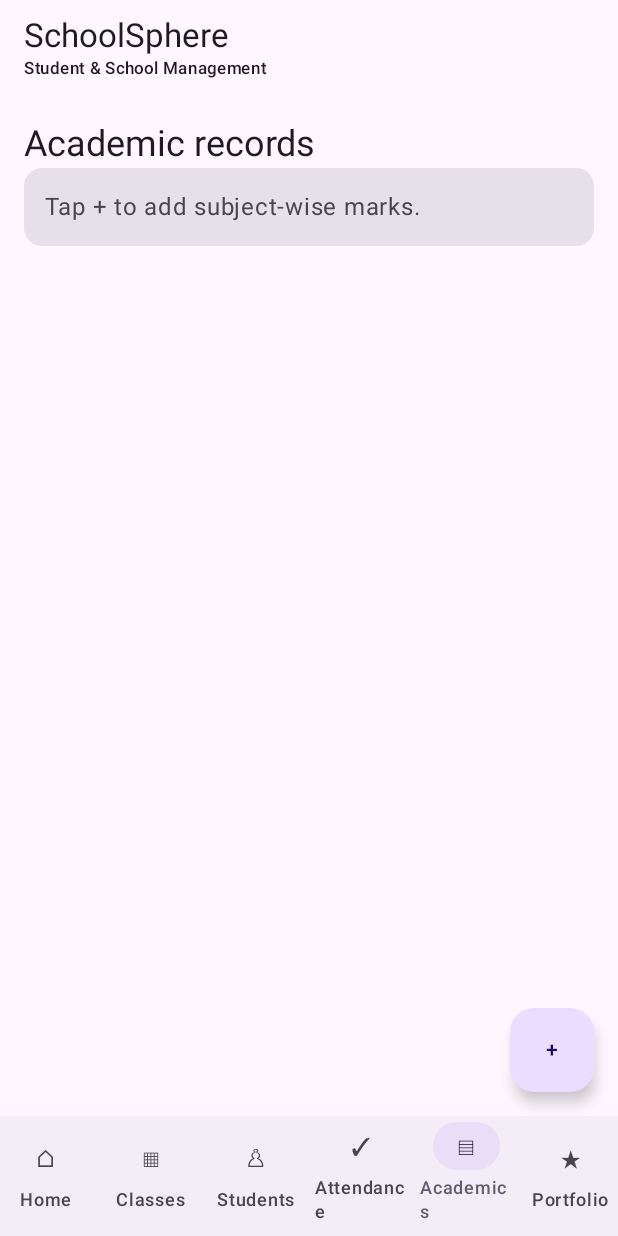
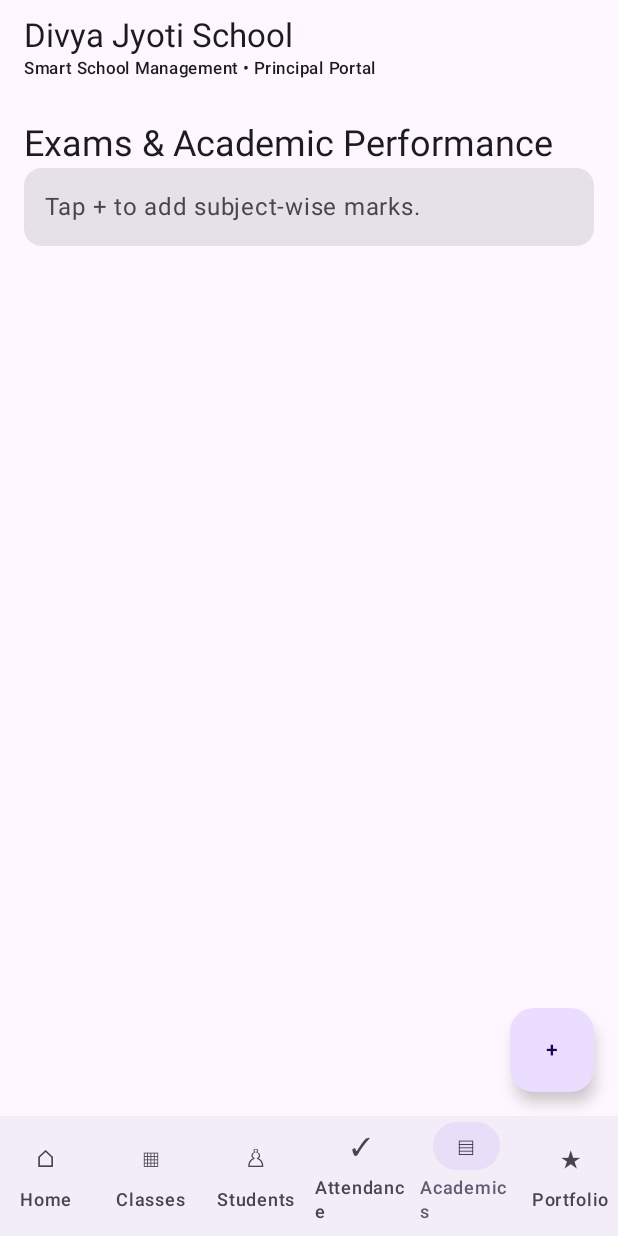
Before and after one commit to vicky251192-spec/Apkkk, an Android app built with Jetpack Compose: the screen it shows after launch (MainActivity), item 5 of the bottom bar chosen, on a phone screen of 412 x 824 dp. Run offline under Robolectric (Android 15) with nearby library versions, the phone set to English and light mode, and no system bars.

Commit message:
Brand app as Divya Jyoti School and refine principal dashboard

```diff
--- a/app/src/main/java/com/schoolsphere/app/MainActivity.kt
+++ b/app/src/main/java/com/schoolsphere/app/MainActivity.kt
@@ -73,25 +73,25 @@ class MainActivity:ComponentActivity(){override fun onCreate(savedInstanceState:
  val classMarks=remember(refresh,selectedGrade,selectedSection){db.attendanceForClass(selectedGrade,selectedSection,today)}
  val classAcademic=remember(refresh,selectedGrade,selectedSection){db.academicsForClass(selectedGrade,selectedSection)}
  MaterialTheme{
-  Scaffold(topBar={TopAppBar(title={Column{Text("SchoolSphere",style=MaterialTheme.typography.titleLarge);Text("Student & School Management",style=MaterialTheme.typography.labelSmall)}})},
+  Scaffold(topBar={TopAppBar(title={Column{Text("Divya Jyoti School",style=MaterialTheme.typography.titleLarge);Text("Smart School Management • Principal Portal",style=MaterialTheme.typography.labelSmall)}})},
    bottomBar={NavigationBar{Page.values().filter{it!=Page.ClassDetail}.forEach{p->NavigationBarItem(selected=page==p,onClick={page=p},icon={Text(when(p){Page.Home->"⌂";Page.Classes->"▦";Page.ClassDetail->"▣";Page.Students->"♙";Page.Attendance->"✓";Page.Academics->"▤";Page.Portfolio->"★"})},label={Text(p.label)})}}},
    floatingActionButton={if(page==Page.Students||page==Page.Academics||page==Page.Portfolio)FloatingActionButton(onClick={dialog=when(page){Page.Students->"student";Page.Academics->"academic";Page.Portfolio->"portfolio";else->""}}){Text("+")}}){pad->
    Column(Modifier.padding(pad).fillMaxSize().padding(16.dp)){
     when(page){
      Page.Home->{
-      Text("School Dashboard",style=MaterialTheme.typography.headlineSmall)
-      Text("A quick overview of your school",color=MaterialTheme.colorScheme.onSurfaceVariant)
+      Text("Principal Dashboard",style=MaterialTheme.typography.headlineSmall)
+      Text("Divya Jyoti School • Your school at a glance",color=MaterialTheme.colorScheme.onSurfaceVariant)
       Spacer(Modifier.height(12.dp))
       Row(horizontalArrangement=Arrangement.spacedBy(8.dp)){Stat("Total students",db.count("students").toString(),Modifier.weight(1f));Stat("Classes",classes.size.toString(),Modifier.weight(1f))}
       Row(horizontalArrangement=Arrangement.spacedBy(8.dp)){Stat("Present today",marks.values.count{it=="Present"}.toString(),Modifier.weight(1f));Stat("Absent today",marks.values.count{it=="Absent"}.toString(),Modifier.weight(1f))}
       Row(horizontalArrangement=Arrangement.spacedBy(8.dp)){Stat("Exam records",db.count("academics").toString(),Modifier.weight(1f));Stat("Portfolio",db.count("portfolio").toString(),Modifier.weight(1f))}
       Spacer(Modifier.height(16.dp))
-      Button(onClick={page=Page.Classes},Modifier.fillMaxWidth()){Text("Open class-wise dashboard")}
-      OutlinedButton(onClick={page=Page.Attendance},Modifier.fillMaxWidth()){Text("Take today's attendance")}
-      OutlinedButton(onClick={page=Page.Students},Modifier.fillMaxWidth()){Text("View all students")}
+      Button(onClick={page=Page.Classes},Modifier.fillMaxWidth()){Text("Explore class-wise dashboards")}
+      OutlinedButton(onClick={page=Page.Attendance},Modifier.fillMaxWidth()){Text("Manage daily attendance")}
+      OutlinedButton(onClick={page=Page.Students},Modifier.fillMaxWidth()){Text("Open student directory")}
      }
      Page.Classes->{
-      Text("Class-wise Dashboard",style=MaterialTheme.typography.headlineSmall)
+      Text("Class-wise Overview",style=MaterialTheme.typography.headlineSmall)
       Text("Select a class to view its students, attendance, teacher and exam records.",color=MaterialTheme.colorScheme.onSurfaceVariant)
       Spacer(Modifier.height(12.dp))
       if(classes.isEmpty())Hint("No classes yet. Add students and assign their class to create class dashboards.")
@@ -143,24 +143,24 @@ class MainActivity:ComponentActivity(){override fun onCreate(savedInstanceState:
       Text("Tip: Use Academics to add subject-wise marks and they will appear here.",style=MaterialTheme.typography.bodySmall,color=MaterialTheme.colorScheme.onSurfaceVariant)
      }
      Page.Students->{
-      Text("Student profiles",style=MaterialTheme.typography.headlineSmall)
+      Text("Student Directory",style=MaterialTheme.typography.headlineSmall)
       OutlinedTextField(search,{search=it},Modifier.fillMaxWidth(),label={Text("Search student / class / admission no.")},singleLine=true)
       val filtered=students.filter{(it.name+" "+it.admission+" "+it.grade+" "+it.section).contains(search,true)}
       Text(filtered.size.toString()+" students")
       LazyColumn{items(filtered){s->Card(Modifier.fillMaxWidth().padding(vertical=4.dp)){Column(Modifier.padding(12.dp)){Text(s.name,style=MaterialTheme.typography.titleMedium);Text("Admission: "+s.admission+" • "+s.grade+" "+s.section);Text("Gender: "+s.gender+" • DOB: "+s.dob);Text("Guardian: "+s.guardian);if(s.phone.isNotBlank())Text("Phone: "+s.phone)}}}}
      }
      Page.Attendance->{
-      Text("Daily attendance",style=MaterialTheme.typography.headlineSmall);Text("Date: "+today)
+      Text("Attendance Register",style=MaterialTheme.typography.headlineSmall);Text("Date: "+today)
       if(students.isEmpty())Hint("Add students before taking attendance.")
       LazyColumn{items(students){s->Card(Modifier.fillMaxWidth().padding(vertical=4.dp)){Column(Modifier.padding(10.dp)){Text(s.name+" • "+s.grade+" "+s.section,style=MaterialTheme.typography.titleSmall);Text("Status: "+(marks[s.id]?: "Not marked"));Row(horizontalArrangement=Arrangement.spacedBy(4.dp)){listOf("Present","Absent","Leave").forEach{status->OutlinedButton(onClick={db.addAttendance(s.id,today,status);refresh++},contentPadding=PaddingValues(horizontal=8.dp,vertical=2.dp)){Text(status)}}}}}}}
      }
      Page.Academics->{
-      Text("Academic records",style=MaterialTheme.typography.headlineSmall)
+      Text("Exams & Academic Performance",style=MaterialTheme.typography.headlineSmall)
       if(academic.isEmpty())Hint("Tap + to add subject-wise marks.")
       LazyColumn{items(academic){r->Card(Modifier.fillMaxWidth().padding(vertical=4.dp)){Column(Modifier.padding(12.dp)){Text(r.student,style=MaterialTheme.typography.titleMedium);Text(r.field1+" • "+r.field2);Text("Marks: "+r.field3+" / "+r.field4)}}}}
      }
      Page.Portfolio->{
-      Text("Activities & achievements",style=MaterialTheme.typography.headlineSmall)
+      Text("Student Activities & Achievements",style=MaterialTheme.typography.headlineSmall)
       if(portfolio.isEmpty())Hint("Tap + to add sports, arts, leadership or other achievements.")
       LazyColumn{items(portfolio){r->Card(Modifier.fillMaxWidth().padding(vertical=4.dp)){Column(Modifier.padding(12.dp)){Text(r.field2,style=MaterialTheme.typography.titleMedium);Text(r.student+" • "+r.field1+" • "+r.field4);if(r.field3.isNotBlank())Text(r.field3)}}}}
      }
```
